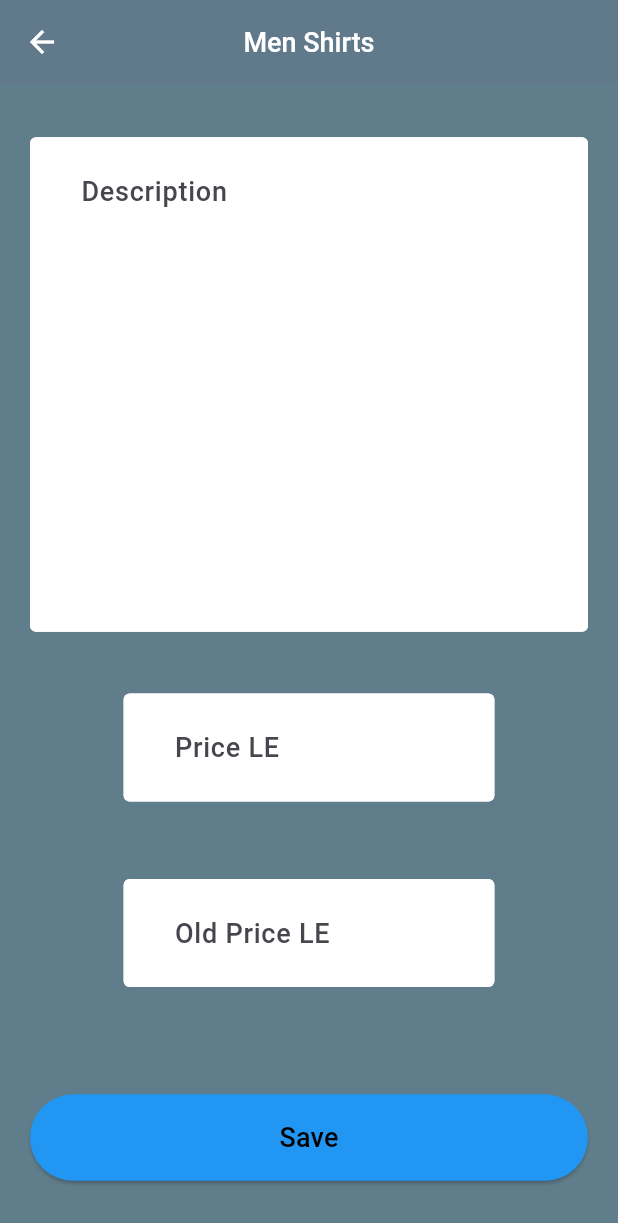
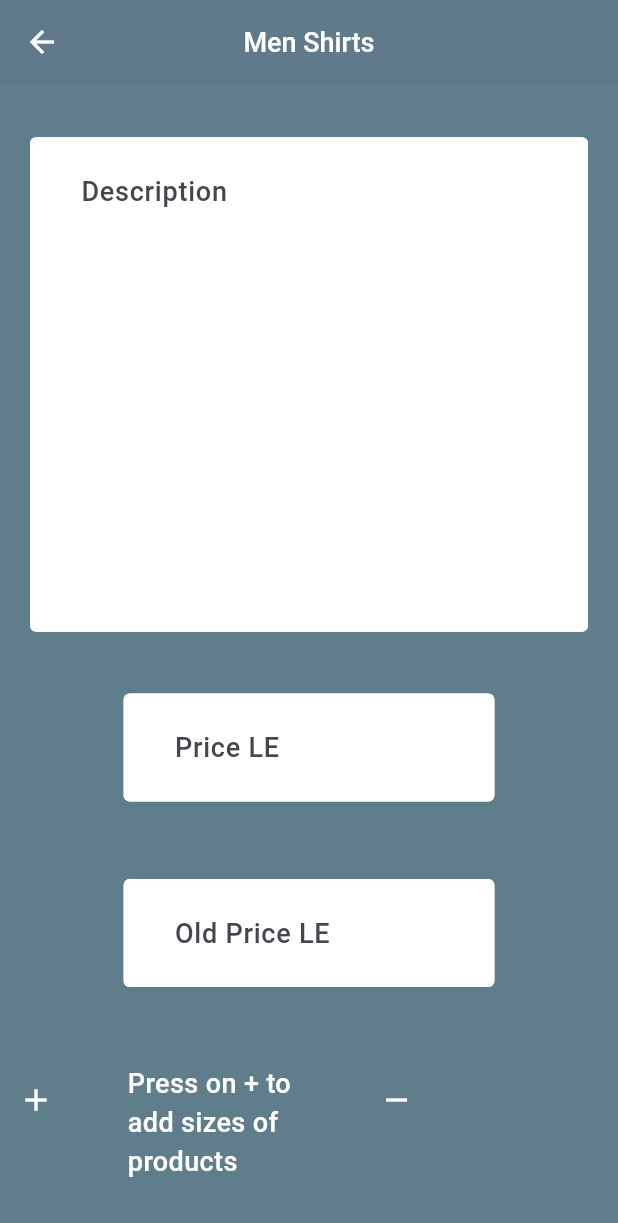
Before and after one commit to Shehab-adel/admin_rebuy_app, a Flutter app: the AddProductScreen screen opened by its route, scrolled down 576 dp, on a phone screen of 412 x 824 dp. Shown: the top 1223 px of the screen. Run offline on Flutter 3.47's test engine with Material 3 defaults, Android fonts, the phone set to English and light mode, and no system bars; our stand-ins replace cloud_firestore, firebase_core, firebase_storage, flutter_bloc, image_picker, sizer; accounts and stored records are empty.

Commit message:
Added size of production to add product screen

```diff
--- a/lib/main_screen/add_product/add_prouct_screen.dart
+++ b/lib/main_screen/add_product/add_prouct_screen.dart
@@ -4,7 +4,9 @@ import 'package:admin_rebuy_app/main_screen/add_product/widgets/image_upload_wid
 import 'package:admin_rebuy_app/utils/app_decoration.dart';
 import 'package:admin_rebuy_app/utils/theme_app.dart';
 import 'package:admin_rebuy_app/widgets/custom_text_formfield_widget.dart';
+import 'package:flutter/cupertino.dart';
 import 'package:flutter/material.dart';
+import 'package:flutter/widgets.dart';
 import 'package:flutter_bloc/flutter_bloc.dart';
 import 'package:sizer/sizer.dart';
 import '../../widgets/custom_elevated_button.dart';
@@ -115,6 +117,58 @@ class AddProductScreen extends StatelessWidget {
                 ),
               ),
               SizedBox(height: 5.h),
+              BlocBuilder<AddProductCubit, AddProductState>(
+                  builder: (context, state) {
+                return Container(
+                  padding: EdgeInsets.only(right: 30.w),
+                  height: 30.h,
+                  child: Row(
+                    crossAxisAlignment: CrossAxisAlignment.start,
+                    children: [
+                      IconButton(
+                          onPressed: () {
+                            addProductCubit.addNewTextField();
+                          },
+                          icon: const Icon(
+                            Icons.add,
+                            color: Colors.white,
+                          )),
+                      SizedBox(
+                        width: 9.w,
+                      ),
+                      addProductCubit.textFormFields.isEmpty
+                          ? Expanded(
+                              child: Text(
+                                'Press on + to add sizes of products',
+                                style: CustomTextStyle.textStyle18
+                                    .copyWith(color: Colors.white),
+                              ),
+                            )
+                          : Expanded(
+                              child: ListView.builder(
+                                itemBuilder: (context, index) {
+                                  return addProductCubit.textFormFields[index];
+                                },
+                                itemCount:
+                                    addProductCubit.textFormFields.length,
+                              ),
+                            ),
+                      SizedBox(
+                        width: 9.w,
+                      ),
+                      IconButton(
+                          onPressed: () {
+                            addProductCubit.removeTextField();
+                          },
+                          icon: const Icon(
+                            Icons.remove,
+                            color: Colors.white,
+                          )),
+                    ],
+                  ),
+                );
+              }),
+              SizedBox(width: 3.w),
               BlocConsumer<AddProductCubit, AddProductState>(
                 listener: (context, state) {
                   if (state is SuccessfulAddProductCollection) {
--- a/lib/main_screen/add_product/cubit/add_product_states.dart
+++ b/lib/main_screen/add_product/cubit/add_product_states.dart
@@ -23,3 +23,7 @@ class UploadIamgeCanceled extends AddProductState {}
 class UploadIamgeError extends AddProductState {}
 
 class UploadIamgeSuccess extends AddProductState {}
+
+class AddedNewTextFormField extends AddProductState {}
+
+class RemoveLastTextFormField extends AddProductState {}
```
Also changed, not shown: lib/main_screen/add_product/cubit/add_product_cubit.dart (+33 -4 lines).
